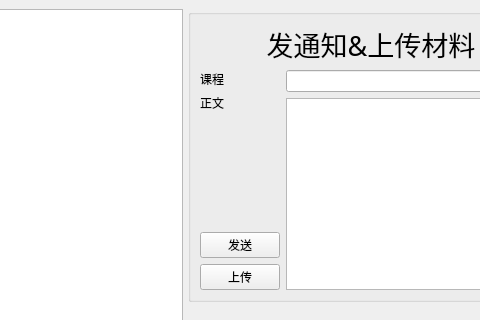
This is Jobs-of-SoftwareEngineer/Scut/teacher.ui in CSLP/CPP as Qt 5 draws it before an edit; both pictures show x 544 to 1024 and y 0 to 320 of the 1107 by 683 pixel window. The edited form follows.
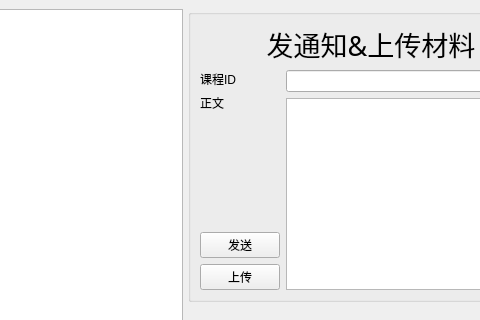
This is the edited form.

The edit to the form file:
```diff
--- a/Jobs-of-SoftwareEngineer/Scut/teacher.ui
+++ b/Jobs-of-SoftwareEngineer/Scut/teacher.ui
@@ -65,7 +65,7 @@
                  <item>
                   <widget class="QLabel" name="label_3">
                    <property name="text">
-                    <string>课程</string>
+                    <string>课程ID</string>
                    </property>
                   </widget>
                  </item>
```
Left out of the diff: 2 changed lines with no effect on the pictures.
